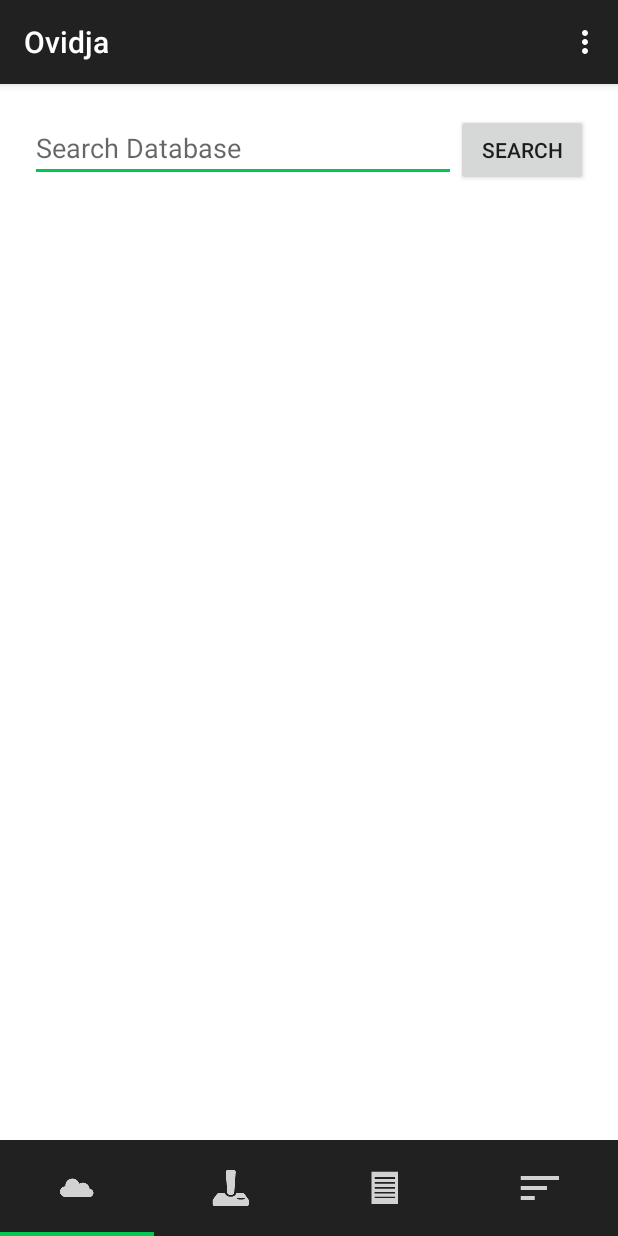
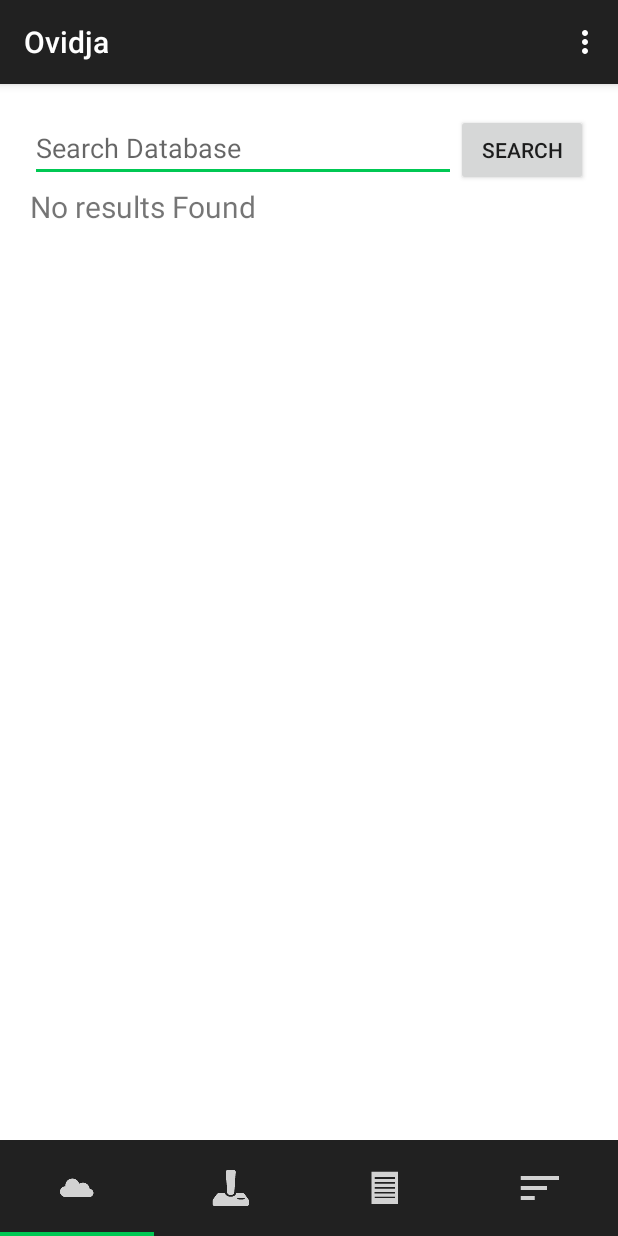
Before and after one commit to jaredpetersen/WOU, an Android app: the DatabaseFragment screen opened directly, with no data from a screen before it, after a tap on "SEARCH", on a phone screen of 412 x 824 dp. Run offline under Robolectric (Android 15) with nearby library versions, the light colour scheme and no system bars; libraries missing offline, so code that uses them is left out: com.loopj.android.

Commit message:
Fixed minor Android app bugs

```diff
--- a/CS425-430/AndroidIndividualProject/Hiccup/app/src/main/java/com/jaredpetersen/hiccup/DatabaseFragment.java
+++ b/CS425-430/AndroidIndividualProject/Hiccup/app/src/main/java/com/jaredpetersen/hiccup/DatabaseFragment.java
@@ -4,6 +4,7 @@ import android.content.Intent;
 import android.os.Bundle;
 import android.support.v4.app.Fragment;
 import android.support.v4.app.FragmentTransaction;
+import android.text.TextUtils;
 import android.util.Log;
 import android.view.LayoutInflater;
 import android.view.View;
@@ -79,7 +80,18 @@ public class DatabaseFragment extends Fragment implements View.OnClickListener,
     public void onClick(View v)
     {
         // Received a search request, process the search on the database
-        searchDatabase(mainEditText.getText().toString());
+        String searchQuery = mainEditText.getText().toString();
+        Log.e("hookamooka", "asdfasdfas=" + TextUtils.isEmpty(searchQuery));
+        if (TextUtils.isEmpty(searchQuery))
+        {
+            resultsTextView.setText("No results Found");
+            mJSONAdapter.clearListView();
+        }
+        else
+        {
+            resultsTextView.setText("");
+            searchDatabase(searchQuery);
+        }
     }
 
     @Override
@@ -145,6 +157,7 @@ public class DatabaseFragment extends Fragment implements View.OnClickListener,
                             if (jsonObject.optJSONArray("results").isNull(0)) {
                                 // No items, let the user know
                                 resultsTextView.setText("No Results Found");
+                                mJSONAdapter.clearListView();
                             } else {
                                 // If items exist display them
                                 // If not, empty out the ListView
@@ -154,6 +167,7 @@ public class DatabaseFragment extends Fragment implements View.OnClickListener,
                         else
                         {
                             resultsTextView.setText("No Results Found");
+                            mJSONAdapter.clearListView();
                         }
                     }
 
--- a/CS425-430/AndroidIndividualProject/Hiccup/app/src/main/java/com/jaredpetersen/hiccup/JSONAdapter.java
+++ b/CS425-430/AndroidIndividualProject/Hiccup/app/src/main/java/com/jaredpetersen/hiccup/JSONAdapter.java
@@ -105,6 +105,12 @@ public class JSONAdapter extends BaseAdapter
         notifyDataSetChanged();
     }
 
+    public void clearListView()
+    {
+        mJsonArray = new JSONArray();
+        notifyDataSetChanged();
+    }
+
     // this is used so you only ever have to do
     // inflation and finding by ID once ever per View
     private static class ViewHolder
--- a/CS425-430/AndroidIndividualProject/Hiccup/app/src/main/java/com/jaredpetersen/hiccup/MainActivity.java
+++ b/CS425-430/AndroidIndividualProject/Hiccup/app/src/main/java/com/jaredpetersen/hiccup/MainActivity.java
@@ -69,11 +69,7 @@ public class MainActivity extends ActionBarActivity
         // as you specify a parent activity in AndroidManifest.xml.
         int id = item.getItemId();
 
-        //noinspection SimplifiableIfStatement
-        if (id == R.id.action_settings) {
-            return true;
-        }
-        else if (id == R.id.action_logout) {
+        if (id == R.id.action_logout) {
             // This will delete the stored credentials and return to the login activity
             finish();
             Intent i = new Intent(MainActivity.this, LoginActivity.class);
--- a/CS425-430/AndroidIndividualProject/Hiccup/app/src/main/res/layout/wishlist_fragment.xml
+++ b/CS425-430/AndroidIndividualProject/Hiccup/app/src/main/res/layout/wishlist_fragment.xml
@@ -10,6 +10,6 @@
         android:layout_centerHorizontal="true"
         android:layout_centerVertical="true"
         android:textSize="26dp"
-        android:text="TextView" />
+        android:text="Wishlist -- Coming Soon!" />
 
 </LinearLayout>
--- a/CS425-430/AndroidIndividualProject/Hiccup/app/src/main/res/menu/menu_main.xml
+++ b/CS425-430/AndroidIndividualProject/Hiccup/app/src/main/res/menu/menu_main.xml
@@ -1,8 +1,6 @@
 <menu xmlns:android="http://schemas.android.com/apk/res/android"
     xmlns:app="http://schemas.android.com/apk/res-auto"
     xmlns:tools="http://schemas.android.com/tools" tools:context=".MainActivity">
-    <item android:id="@+id/action_settings" android:title="@string/action_settings"
-        android:orderInCategory="100" app:showAsAction="never" />
     <item android:id="@+id/action_logout" android:title="@string/action_logout"
         android:orderInCategory="101" app:showAsAction="never" />
 </menu>
```
Also changed, not shown: CS425-430/AndroidIndividualProject/Hiccup/app/src/main/java/com/jaredpetersen/hiccup/SlidingTabLayout.java (+0 -9 lines).
